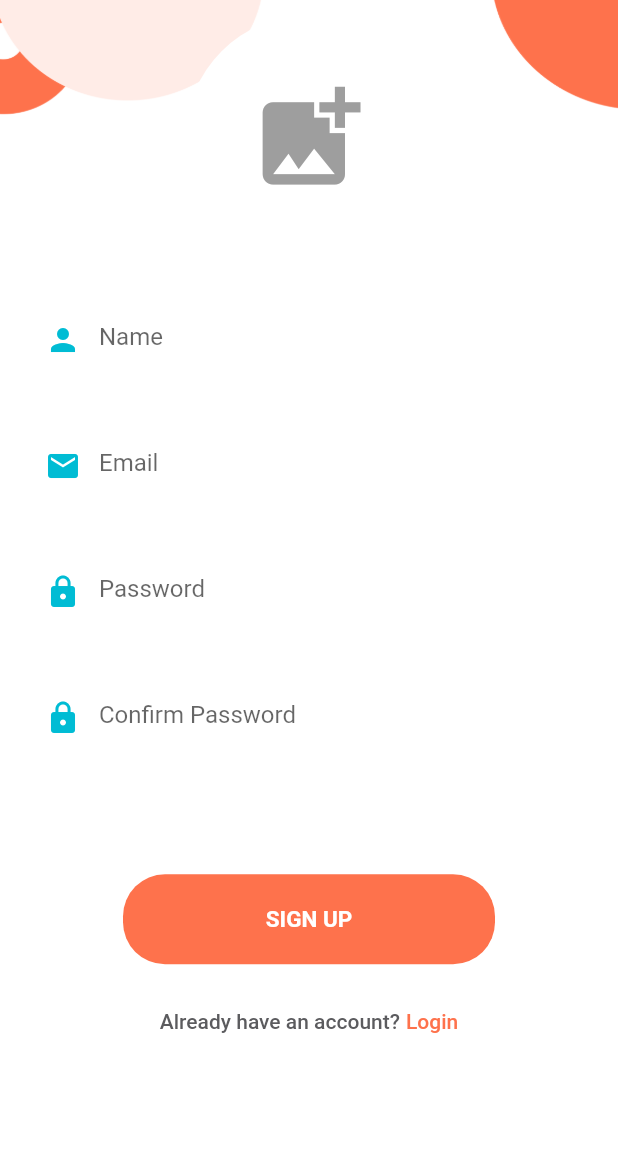
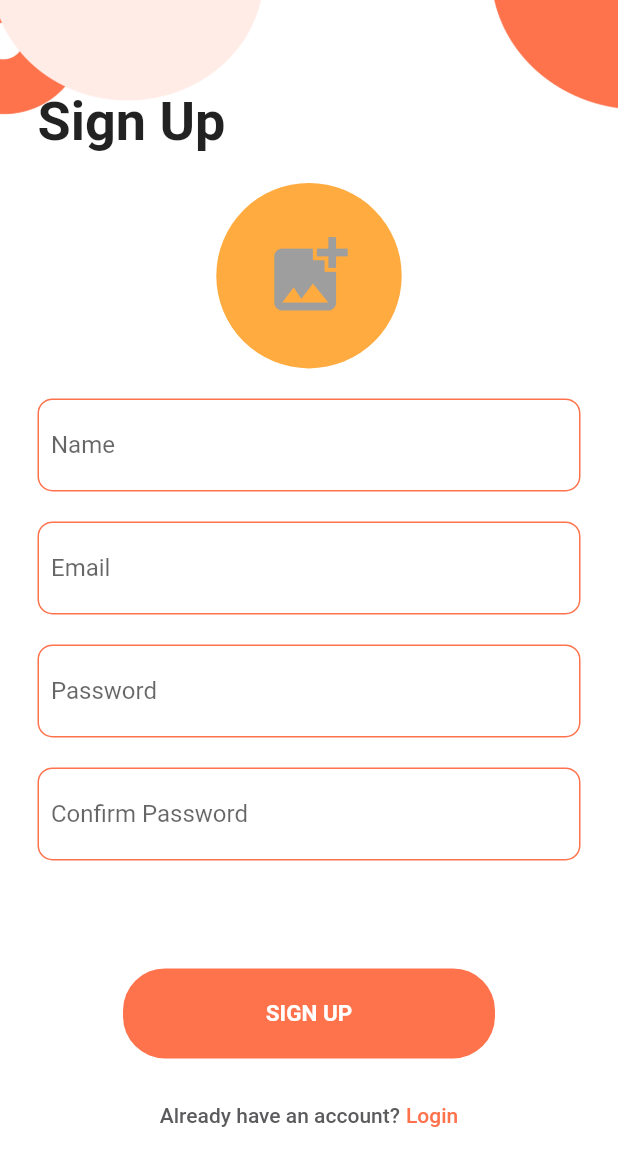
Before and after one commit to trantruonguet/food_app, a Flutter app: the screen it shows after launch, on a phone screen of 412 x 824 dp. Shown: the top 1166 px of the screen. Run offline on Flutter 3.47's test engine with Material 2 defaults, Android fonts, the phone set to English and light mode, and no system bars; our stand-ins replace carousel_slider, cloud_firestore, firebase_auth, firebase_core, firebase_storage, fluttertoast and 5 more; missing offline and left inert: cloud_firestore_web, firebase_auth_web, firebase_core_web, firebase_storage_web, geolocator_web, image_picker_for_web and 2 more; accounts and stored records are empty.

Commit message:
update ui

```diff
--- a/foodpanda_users_app/lib/authentication/register.dart
+++ b/foodpanda_users_app/lib/authentication/register.dart
@@ -3,6 +3,7 @@ import 'dart:io';
 import 'package:cloud_firestore/cloud_firestore.dart';
 import 'package:firebase_auth/firebase_auth.dart';
 import 'package:flutter/material.dart';
+import 'package:foodpanda_users_app/authentication/login.dart';
 import 'package:foodpanda_users_app/global/global.dart';
 import 'package:foodpanda_users_app/mainScreens/home_screen.dart';
 import 'package:foodpanda_users_app/until/colors.dart';
@@ -153,7 +154,8 @@ class _RegisterScreenState extends State<RegisterScreen> {
 
   @override
   Widget build(BuildContext context) {
-    return Stack(
+    return Scaffold(
+      body: Stack(
         children: [
           SizedBox(
             width: double.infinity,
@@ -164,29 +166,41 @@ class _RegisterScreenState extends State<RegisterScreen> {
           ),
           SingleChildScrollView(
             child: Container(
+              padding: const EdgeInsets.symmetric(horizontal: 25),
               child: Column(
                 mainAxisSize: MainAxisSize.max,
+                crossAxisAlignment: CrossAxisAlignment.start,
                 children: [
                   const SizedBox(
-                  height: 10,
+                    height: 60,
+                    width: double.infinity,
                   ),
-                InkWell(
+                  Text(
+                    'Sign Up',
+                    style: Styles.style36700,
+                  ),
+                  const SizedBox(
+                    height: 20,
+                  ),
+                  Center(
+                    child: InkWell(
                       onTap: () {
                         _getImage();
                       },
                       child: CircleAvatar(
-                    radius: MediaQuery.of(context).size.width * 0.20,
-                    backgroundColor: Colors.white,
+                        radius: MediaQuery.of(context).size.width * 0.15,
+                        backgroundColor: Colors.orangeAccent,
                         backgroundImage: imageXFile == null
                             ? null
                             : FileImage(File(imageXFile!.path)),
                         child: imageXFile == null
                             ? Icon(
                                 Icons.add_photo_alternate,
-                            size: MediaQuery.of(context).size.width * 0.20,
+                                size: MediaQuery.of(context).size.width * 0.15,
                                 color: Colors.grey,
                               )
                             : null,
+                      ),
                     ),
                   ),
                   const SizedBox(
@@ -281,7 +295,13 @@ class _RegisterScreenState extends State<RegisterScreen> {
                         width: 4,
                       ),
                       GestureDetector(
-                      onTap: () {},
+                        onTap: () {
+                          Navigator.pop(context);
+                          Navigator.push(
+                              context,
+                              MaterialPageRoute(
+                                  builder: (c) => const LoginScreen()));
+                        },
                         child: Text(
                           'Login',
                           style: Styles.styleOrange14500,
@@ -297,6 +317,7 @@ class _RegisterScreenState extends State<RegisterScreen> {
             ),
           ),
         ],
+      ),
     );
   }
 }
--- a/foodpanda_users_app/lib/until/images.dart
+++ b/foodpanda_users_app/lib/until/images.dart
@@ -6,6 +6,8 @@ class Images {
   static const String icDocument = 'images/ic_document.png';
   static const String icSearch = 'images/ic_search.png';
   static const String icHistory = 'images/ic_history.png';
+  static const String icMenu = 'images/ic_menu.png';
+  static const String icAvatar = 'images/ic_avatar.png';
 
   // background
   static const String bgLogin = 'images/bg_login.png';
--- a/foodpanda_users_app/lib/widgets/custom_text_field.dart
+++ b/foodpanda_users_app/lib/widgets/custom_text_field.dart
@@ -1,4 +1,5 @@
 import 'package:flutter/material.dart';
+import 'package:foodpanda_users_app/until/colors.dart';
 
 // ignore: must_be_immutable
 class CustomTextField extends StatelessWidget {
@@ -20,12 +21,12 @@ class CustomTextField extends StatelessWidget {
   @override
   Widget build(BuildContext context) {
     return Container(
-      decoration: const BoxDecoration(
-        color: Colors.white,
-        borderRadius: BorderRadius.all(Radius.circular(10)),
-      ),
-      padding: const EdgeInsets.all(8.0),
-      margin: const EdgeInsets.all(10),
+      decoration: BoxDecoration(
+          color: Colors.white,
+          borderRadius: const BorderRadius.all(Radius.circular(10)),
+          border: Border.all(width: 1, color: ColorUtil.orangeFE)),
+      padding: const EdgeInsets.symmetric(horizontal: 8.0, vertical: 6.0),
+      margin: const EdgeInsets.symmetric(vertical: 10),
       child: TextFormField(
         enabled: enabled,
         controller: controller,
@@ -33,10 +34,10 @@ class CustomTextField extends StatelessWidget {
         cursorColor: Theme.of(context).primaryColor,
         decoration: InputDecoration(
           border: InputBorder.none,
-          prefixIcon: Icon(
-            data,
-            color: Colors.cyan,
-          ),
+          // prefixIcon: Icon(
+          //   data,
+          //   color: Colors.cyan,
+          // ),
           focusColor: Theme.of(context).primaryColor,
           hintText: hintText,
         ),
```
Also changed, not shown: foodpanda_users_app/lib/authentication/login.dart (+10 -2 lines), foodpanda_users_app/lib/mainScreens/home_screen.dart (+74 -23 lines), foodpanda_users_app/lib/widgets/sellers_design.dart (+27 -16 lines), foodpanda_users_app/images/ic_avatar.png (added), foodpanda_users_app/images/ic_menu.png (added). Lines whose indentation alone changed are shown as unchanged.
